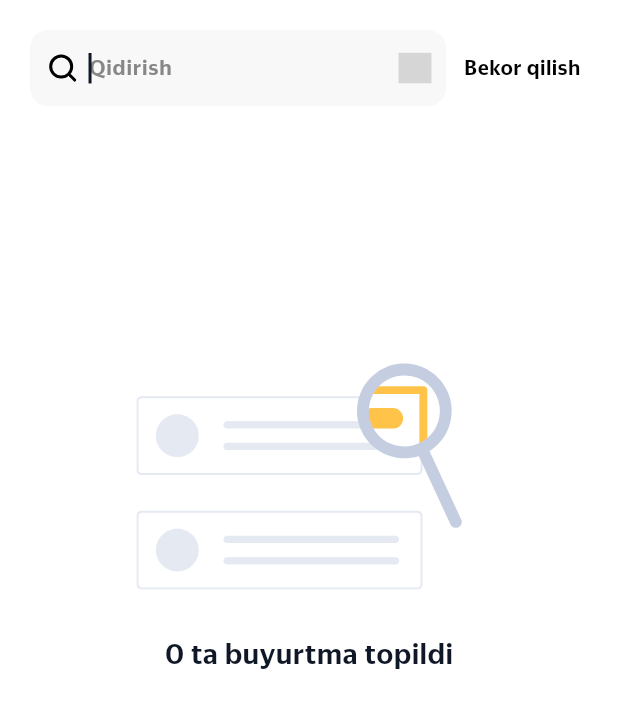
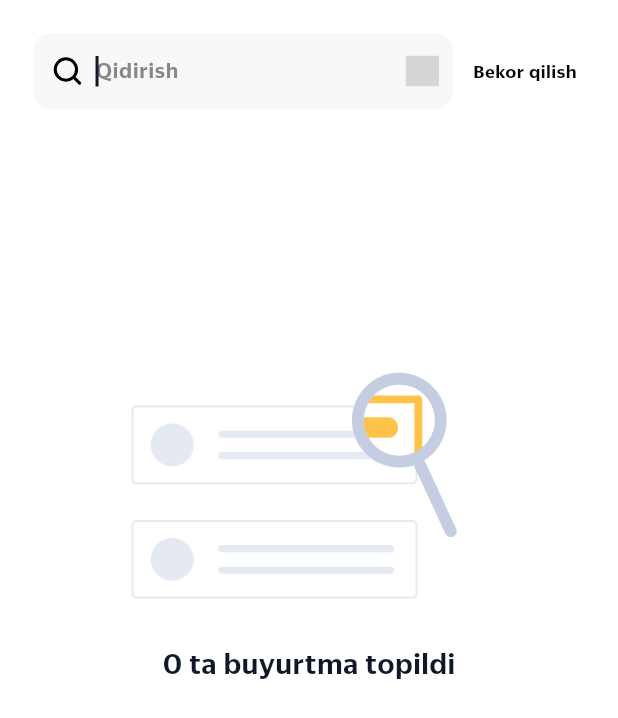
Before and after one commit to IbrohimToxtasinov/bek_shop_crm_admin, a Flutter app: the OrderSearchScreen screen opened by its route, on a phone screen of 412 x 824 dp. Shown: the top 718 px of the screen. Run offline on Flutter 3.47's test engine with Material 3 defaults, Android fonts, the light colour scheme and no system bars; our stand-ins replace bloc, cached_network_image, cloud_firestore, connectivity_plus, dio, easy_localization and 15 more; missing offline and left inert: app_settings, map_launcher; accounts and stored records are empty; project files that could hold a hidden picture were left out; grey boxes are pictures that could not be loaded.

Commit message:
from Ali 05.03.2025 18:50 Used screenutil

```diff
--- a/lib/screens/add_product/add_product_screen.dart
+++ b/lib/screens/add_product/add_product_screen.dart
@@ -83,11 +83,11 @@ class _AddProductScreenState extends State<AddProductScreen> {
     return Row(
       mainAxisAlignment: MainAxisAlignment.spaceBetween,
       children: [
-        Text("product_unit".tr(), style: TextStyle(fontSize: 16, fontWeight: FontWeight.bold)),
+        Text("product_unit".tr(), style: TextStyle(fontSize: 16.sp, fontWeight: FontWeight.bold)),
         SegmentedButton<String>(
           segments: [
-            ButtonSegment(value: "dona", label: Text("piece".tr())),
-            ButtonSegment(value: "kg", label: Text("kg".tr())),
+            ButtonSegment(value: "dona", label: Text("piece".tr(),style: TextStyle(fontSize: 14.sp),)),
+            ButtonSegment(value: "kg", label: Text("kg".tr(),style: TextStyle(fontSize: 14.sp))),
           ],
           selected: {isCountable ? "dona" : "kg"},
           onSelectionChanged: (newValue) {
--- a/lib/screens/create_new_order/create_new_order_screen.dart
+++ b/lib/screens/create_new_order/create_new_order_screen.dart
@@ -101,7 +101,7 @@ class _CreateNewOrderScreenState extends State<CreateNewOrderScreen> {
                 state is UpdateProductLoadInSuccess,
             child: Scaffold(
               bottomNavigationBar: Padding(
-                padding: const EdgeInsets.fromLTRB(20, 0, 20, 20),
+                padding:  EdgeInsets.fromLTRB(20.w, 0.h, 20.w, 20.h),
                 child: MainActionButton(
                   label: "create".tr(),
                   onTap: () {
@@ -130,7 +130,7 @@ class _CreateNewOrderScreenState extends State<CreateNewOrderScreen> {
               body: Form(
                 key: formGlobalKey,
                 child: Padding(
-                  padding: const EdgeInsets.symmetric(horizontal: 20),
+                  padding:  EdgeInsets.symmetric(horizontal: 20.w),
                   child: Column(
                     children: [
                       SizedBox(height: 32.h),
--- a/lib/screens/edit_order/edit_order_screen.dart
+++ b/lib/screens/edit_order/edit_order_screen.dart
@@ -92,7 +92,7 @@ class _EditOrderScreenState extends State<EditOrderScreen> {
                 buildWhen: (previous, current) => current is OrderEditCartGetSuccess,
                 builder: (context, state) {
                   return SizedBox(
-                    height: [...state.newProducts, ...state.oldProducts].isNotEmpty ? 122.h : 0,
+                    height: [...state.newProducts, ...state.oldProducts].isNotEmpty ? 140.h : 0,
                     width: double.infinity,
                     child: Column(
                       children: [
--- a/lib/screens/edit_order/sub_screens/products_search_for_edit_order/widgets/product_item_for_edit.dart
+++ b/lib/screens/edit_order/sub_screens/products_search_for_edit_order/widgets/product_item_for_edit.dart
@@ -287,6 +287,7 @@ class ProductItemForEdit extends StatelessWidget {
                             child: Text(
                               '${NumberFormat.decimalPattern('uz_UZ').format(productModel.productPrice)} ${tr("sum")}',
                               style: TextStyle(
+                                fontSize: 14.sp,
                                 fontWeight: FontWeight.w500,
                                 color: AppColors.c101828,
                               ),
--- a/lib/screens/edit_order/widget/edit_order_item.dart
+++ b/lib/screens/edit_order/widget/edit_order_item.dart
@@ -58,7 +58,7 @@ class EditOrderItem extends StatelessWidget {
         margin: EdgeInsets.symmetric(vertical: 5.h),
         padding: EdgeInsets.symmetric(horizontal: 16.w, vertical: 12.h),
         width: double.infinity.w,
-        height: 110.h,
+        height: 120.h,
         decoration: BoxDecoration(
           borderRadius: BorderRadius.circular(22.r),
           color: Colors.white,
--- a/lib/screens/tab_box/cart/cart_screen.dart
+++ b/lib/screens/tab_box/cart/cart_screen.dart
@@ -86,7 +86,7 @@ class CartScreen extends StatelessWidget {
           buildWhen: (previous, current) => current is CartLoadInSuccessGet,
           builder: (context, state) {
             return SizedBox(
-              height: state.products.isNotEmpty ? 122.h : 0.h,
+              height: state.products.isNotEmpty ? 140.h : 0.h,
               width: double.infinity,
               child: Column(
                 children: [
--- a/lib/screens/tab_box/cart/widgets/cart_item.dart
+++ b/lib/screens/tab_box/cart/widgets/cart_item.dart
@@ -61,7 +61,7 @@ class CartItem extends StatelessWidget {
             margin: EdgeInsets.symmetric(vertical: 5.h, horizontal: 16.w),
             padding: EdgeInsets.symmetric(horizontal: 16.w, vertical: 12.h),
             width: double.infinity.w,
-            height: 110.h,
+            height: 123.h,
             decoration: BoxDecoration(
               borderRadius: BorderRadius.circular(22.r),
               color: Colors.white,
--- a/lib/screens/tab_box/home/home_screen.dart
+++ b/lib/screens/tab_box/home/home_screen.dart
@@ -66,7 +66,7 @@ class _HomeScreenState extends State<HomeScreen> {
                         crossAxisCount: 2,
                         mainAxisSpacing: 10.h,
                         crossAxisSpacing: 10.w,
-                        childAspectRatio: MediaQuery.of(context).size.width > 600 ? 1.3 : 0.85,
+                        childAspectRatio: MediaQuery.of(context).size.width > 600 ? 1 : 0.85,
                       ),
                       itemBuilder: (context, index) {
                         return FruitsAndVegetablesCard(categoryModel: state.categories[index]);
--- a/lib/screens/tab_box/orders/sub_screens/order_search_screen.dart
+++ b/lib/screens/tab_box/orders/sub_screens/order_search_screen.dart
@@ -42,7 +42,7 @@ class _OrderSearchScreenState extends State<OrderSearchScreen> {
         child: Column(
           children: [
             Padding(
-              padding: const EdgeInsets.all(20),
+              padding:  EdgeInsets.all(20.w),
               child: Row(
                 children: [
                   Expanded(
@@ -63,25 +63,25 @@ class _OrderSearchScreenState extends State<OrderSearchScreen> {
                       },
                     ),
                   ),
-                  const SizedBox(width: 7),
+             SizedBox(width: 7.w),
                   SizedBox(
-                    height: 50,
+                    height: 50.h,
                     child: InkWell(
-                      borderRadius: BorderRadius.circular(12),
+                      borderRadius: BorderRadius.circular(12.r),
                       onTap: () => Navigator.pop(context),
                       child: Center(
                         child: Row(
                           children: [
-                            const SizedBox(width: 5),
+                             SizedBox(width: 5.w),
                             Text(
                               "cancel".tr(),
                               style: TextStyle(
-                                fontSize: 16,
+                                fontSize: 14.sp,
                                 fontWeight: FontWeight.w600,
                                 color: Colors.black,
                               ),
                             ),
-                            const SizedBox(width: 5),
+                             SizedBox(width: 5.w),
                           ],
                         ),
                       ),
@@ -103,14 +103,14 @@ class _OrderSearchScreenState extends State<OrderSearchScreen> {
                             crossAxisAlignment: CrossAxisAlignment.start,
                             children: [
                               Padding(
-                                padding: const EdgeInsets.only(left: 20, right: 20, bottom: 10),
+                                padding:  EdgeInsets.only(left: 20.w, right: 20.w, bottom: 10.h),
                                 child: Text(
                                   tr('order_items_found', args: [state.orders.length.toString()]),
                                   overflow: TextOverflow.ellipsis,
                                   style: TextStyle(
                                     fontWeight: FontWeight.w600,
                                     color: AppColors.c101828,
-                                    fontSize: 22,
+                                    fontSize: 16.sp,
                                   ),
                                 ),
                               ),
@@ -130,17 +130,17 @@ class _OrderSearchScreenState extends State<OrderSearchScreen> {
                           child: Column(
                             crossAxisAlignment: CrossAxisAlignment.start,
                             children: [
-                              const SizedBox(height: 150),
+                               SizedBox(height: 150.h),
                               SvgPicture.asset(AppIcons.emptySearch, height: 150.h, width: 200.w),
                               Padding(
-                                padding: const EdgeInsets.only(left: 20, right: 20, top: 30),
+                                padding:  EdgeInsets.only(left: 20.w, right: 20.w, top: 30.h),
                                 child: Text(
                                   tr('order_items_found', args: [state.orders.length.toString()]),
                                   overflow: TextOverflow.ellipsis,
                                   style: TextStyle(
                                     fontWeight: FontWeight.w600,
                                     color: AppColors.c101828,
-                                    fontSize: 22,
+                                    fontSize: 22.sp,
                                   ),
                                 ),
                               ),
--- a/lib/screens/update_category/update_category_screen.dart
+++ b/lib/screens/update_category/update_category_screen.dart
@@ -94,6 +94,8 @@ class _UpdateCategoryScreenState extends State<UpdateCategoryScreen> {
                 trailing: IconButton(
                   tooltip: "delete_category".tr(),
                   icon: SvgPicture.asset(
+                    width: 24.w,
+                    height: 24.h,
                     AppIcons.deleteBold,
                     colorFilter: ColorFilter.mode(Colors.black, BlendMode.srcIn),
                   ),
--- a/lib/screens/widgets/app_bar/custom_appbar.dart
+++ b/lib/screens/widgets/app_bar/custom_appbar.dart
@@ -20,6 +20,7 @@ class CustomAppBar extends StatelessWidget implements PreferredSize {
   Widget build(BuildContext context) {
     return AppBar(
       forceMaterialTransparency: true,
+      iconTheme: IconThemeData(size: 20.w),
       elevation: 0,
       title: Text(title),
       titleTextStyle: TextStyle(
--- a/lib/screens/widgets/text_fields/app_search_text_field.dart
+++ b/lib/screens/widgets/text_fields/app_search_text_field.dart
@@ -57,6 +57,7 @@ class _AppSearchTextFieldState extends State<AppSearchTextField> {
                 crossAxisAlignment: CrossAxisAlignment.center,
                 children: [
                   SvgPicture.asset(
+                    width: 24.w,height: 24.h,
                     AppIcons.search,
                     colorFilter: ColorFilter.mode(Colors.black, BlendMode.srcIn),
                   ),
```
Also changed, not shown: lib/screens/category_details/widgets/total_cost_button.dart (+11 -10 lines), lib/screens/update_product/update_product_screen.dart (+6 -4 lines).
